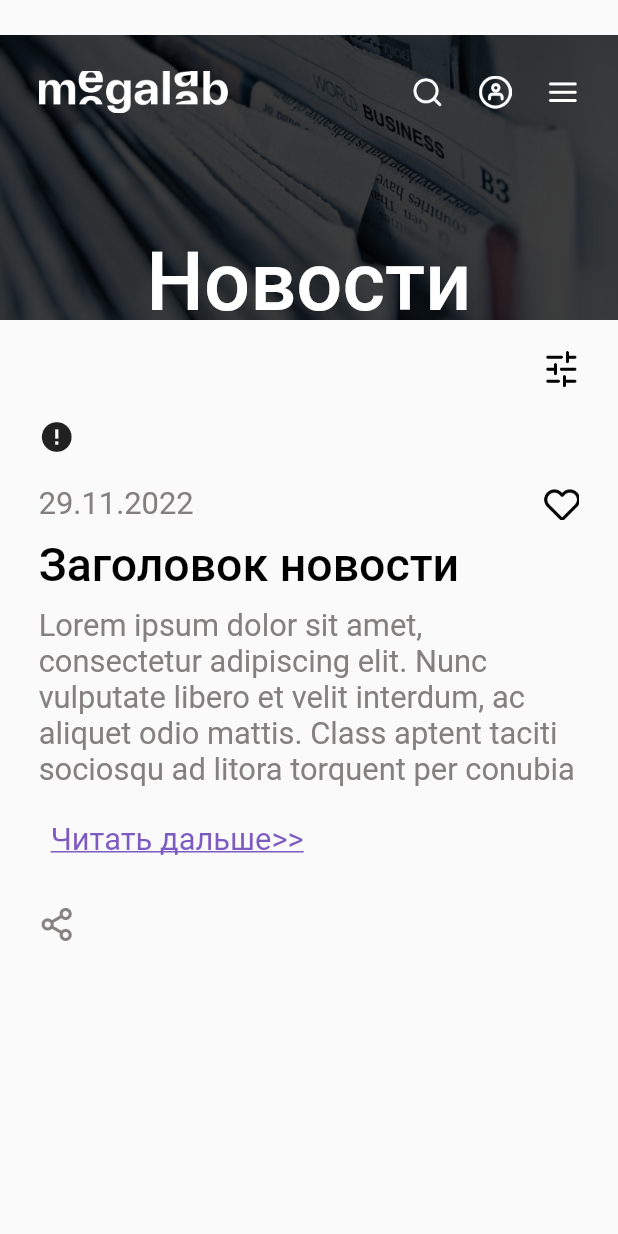
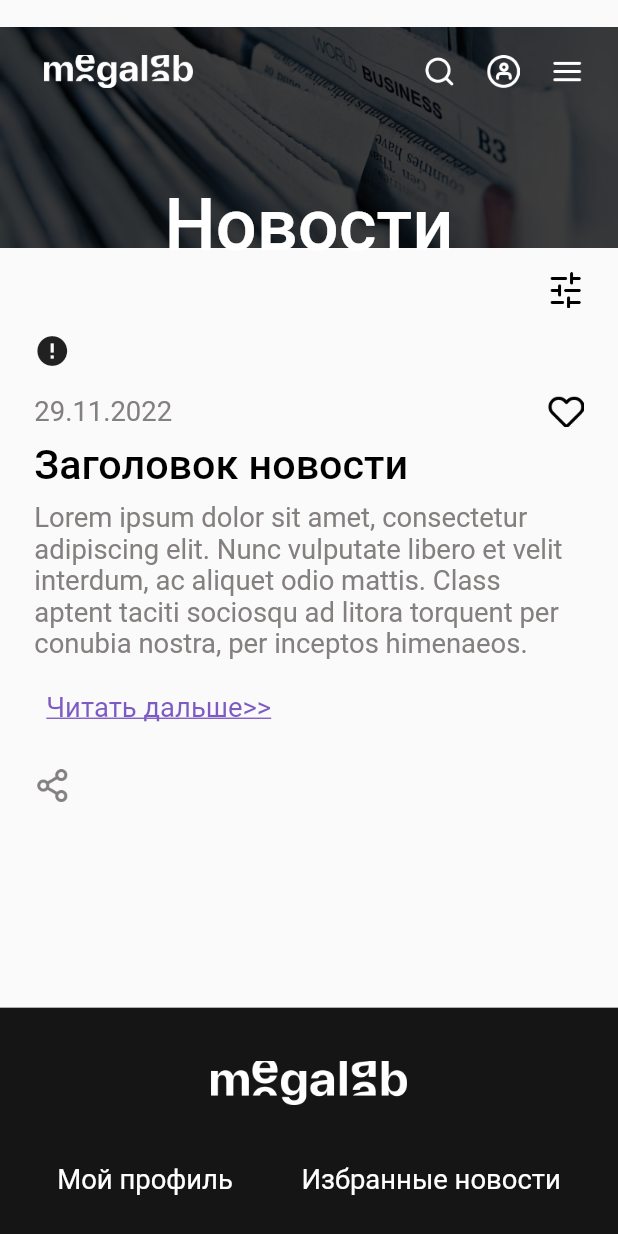
Before and after one commit to Kaparovvv/Megalab-News, a Flutter app: the screen it shows after launch, on a phone screen of 412 x 824 dp. Run offline on Flutter 3.47's test engine with Material 2 defaults, Android fonts, the phone set to English and light mode, and no system bars; drawn by our look-alikes of cached_network_image; our stand-ins replace auto_route, flutter_screenutil; network calls fail; Roboto replaces fonts that are missing (Ubuntu); project files that could hold a hidden picture were left out.

Commit message:
News_Screen

```diff
--- a/lib/commons/icon_helper.dart
+++ b/lib/commons/icon_helper.dart
@@ -7,4 +7,9 @@ class IconHelper {
   static String share = 'assets/icons/share.png';
   static String checkbox = 'assets/icons/checkbox.png';
   static String unchecked = 'assets/icons/Unchecked.png';
+  static String telegram = 'assets/icons/telegram.png';
+  static String twitter = 'assets/icons/twitter.png';
+  static String whatsapp = 'assets/icons/whatsapp.png';
+  static String facebook = 'assets/icons/facebook.png';
+  static String copy = 'assets/icons/copy.png';
 }
--- a/lib/commons/textStyle_helper.dart
+++ b/lib/commons/textStyle_helper.dart
@@ -11,7 +11,14 @@ class TextStyleHelper {
 
   static TextStyle f12w400 = TextStyle(
     fontSize: 12.sp,
+    color: ThemeHelper.black,
     fontWeight: FontWeight.w400,
+  );
+
+  static TextStyle f13w500 = TextStyle(
+    fontSize: 13.sp,
+    fontWeight: FontWeight.w500,
+    color: ThemeHelper.black,
   );
 
   static TextStyle f42w500 = TextStyle(
@@ -39,5 +46,6 @@ class TextStyleHelper {
   static TextStyle f16w500 = TextStyle(
     fontSize: 16.sp,
     fontWeight: FontWeight.w500,
+    color: ThemeHelper.black,
   );
 }
--- a/lib/commons/theme_helper.dart
+++ b/lib/commons/theme_helper.dart
@@ -9,7 +9,8 @@ class ThemeHelper {
   static Color color2D4EC2 = const Color(0xff2D4EC2);
   static Color color858080 = const Color(0xff858080);
   static Color colorA01313 = const Color(0xffA01313);
+  static Color colorFBF9FB = const Color(0xffFBF9FB);
+  static Color color151515 = const Color(0xff151515);
   static Color blueAccent = Colors.blueAccent;
   static Color red = Colors.red;
-  static Color white50 = const Color.fromRGBO(255, 255, 255, 0.5);
 }
--- a/lib/global_widgets/custom_iconbutton_widget.dart
+++ b/lib/global_widgets/custom_iconbutton_widget.dart
@@ -1,4 +1,5 @@
 import 'package:flutter/material.dart';
+import 'package:megalab_news_app/commons/theme_helper.dart';
 
 class CustomIconButtonWidget extends StatelessWidget {
   final Function() onPressed;
--- /dev/null
+++ b/lib/global_widgets/custom_textbutton_widget.dart
@@ -0,0 +1,24 @@
+import 'package:flutter/material.dart';
+
+class CustomTextButtonWidget extends StatelessWidget {
+  final Function() onPressed;
+  final String text;
+  final TextStyle textStyle;
+  const CustomTextButtonWidget({
+    Key? key,
+    required this.onPressed,
+    required this.text,
+    required this.textStyle,
+  }) : super(key: key);
+
+  @override
+  Widget build(BuildContext context) {
+    return TextButton(
+      onPressed: () => onPressed(),
+      child: Text(
+        text,
+        style: textStyle,
+      ),
+    );
+  }
+}
--- a/lib/main.dart
+++ b/lib/main.dart
@@ -14,7 +14,7 @@ class MyApp extends StatelessWidget {
   @override
   Widget build(BuildContext context) {
     return ScreenUtilInit(
-      designSize: const Size(320, 630),
+      designSize: const Size(360, 812),
       builder: (context, child) => MaterialApp.router(
         routeInformationParser: _appRouter.defaultRouteParser(),
         routerDelegate: _appRouter.delegate(),
--- /dev/null
+++ b/lib/screens/news_screen/local_widgets/news_publication_widget.dart
@@ -0,0 +1,78 @@
+import 'package:flutter/material.dart';
+import 'package:flutter_screenutil/flutter_screenutil.dart';
+import 'package:megalab_news_app/commons/icon_helper.dart';
+import 'package:megalab_news_app/commons/textStyle_helper.dart';
+import 'package:megalab_news_app/commons/theme_helper.dart';
+import 'package:megalab_news_app/global_widgets/cached_network_image_widget.dart';
+import 'package:megalab_news_app/global_widgets/custom_iconbutton_widget.dart';
+import 'package:megalab_news_app/global_widgets/custom_textbutton_widget.dart';
+import 'package:megalab_news_app/screens/news_screen/local_widgets/show_dialog_box_widget.dart';
+
+class NewsPublicationWidget extends StatelessWidget {
+  const NewsPublicationWidget({
+    Key? key,
+  }) : super(key: key);
+
+  @override
+  Widget build(BuildContext context) {
+    return Column(
+      crossAxisAlignment: CrossAxisAlignment.start,
+      children: [
+        CachedNetworkImageWidget(
+          imageUrl:
+              'https://avatars.mds.yandex.net/i?id=9b35d7bb7062e2b1ecce27a876564227-4835468-images-thumbs&n=13',
+          width: 317.w,
+          height: 262.h,
+        ),
+        SizedBox(height: 16.h),
+        Row(
+          mainAxisAlignment: MainAxisAlignment.spaceBetween,
+          children: [
+            Text(
+              '29.11.2022',
+              style: TextStyleHelper.f16w400,
+            ),
+            CustomIconButtonWidget(
+              onPressed: () {},
+              iconUrl: IconHelper.favourites,
+              color: ThemeHelper.black,
+              size: 24,
+            ),
+          ],
+        ),
+        SizedBox(height: 8.h),
+        Text(
+          'Заголовок новости',
+          maxLines: 1,
+          overflow: TextOverflow.ellipsis,
+          style: TextStyleHelper.f24w500,
+        ),
+        SizedBox(height: 8.h),
+        Text(
+          'Lorem ipsum dolor sit amet, consectetur adipiscing elit. Nunc vulputate libero et velit interdum, ac aliquet odio mattis. Class aptent taciti sociosqu ad litora torquent per conubia nostra, per inceptos himenaeos.',
+          maxLines: 5,
+          style: TextStyleHelper.f16w400,
+        ),
+        SizedBox(height: 8.h),
+        CustomTextButtonWidget(
+          onPressed: () {},
+          text: 'Читать дальше>>',
+          textStyle: TextStyleHelper.f16w400.copyWith(
+            color: ThemeHelper.color7E5BC2,
+            decoration: TextDecoration.underline,
+          ),
+        ),
+        SizedBox(height: 16.h),
+        CustomIconButtonWidget(
+          iconUrl: IconHelper.share,
+          color: ThemeHelper.color858080,
+          size: 24,
+          onPressed: () => showDialog(
+            context: context,
+            builder: (context) => const ShowDialogBoxWidget(),
+          ),
+        ),
+      ],
+    );
+  }
+}
--- a/lib/screens/news_screen/news_screen.dart
+++ b/lib/screens/news_screen/news_screen.dart
@@ -1,12 +1,14 @@
 import 'package:flutter/material.dart';
 import 'package:flutter_screenutil/flutter_screenutil.dart';
 import 'package:megalab_news_app/commons/icon_helper.dart';
+import 'package:megalab_news_app/commons/images_helper.dart';
 import 'package:megalab_news_app/commons/textStyle_helper.dart';
 import 'package:megalab_news_app/commons/theme_helper.dart';
-import 'package:megalab_news_app/global_widgets/cached_network_image_widget.dart';
 import 'package:megalab_news_app/global_widgets/custom_iconbutton_widget.dart';
+import 'package:megalab_news_app/global_widgets/custom_textbutton_widget.dart';
 import 'package:megalab_news_app/screens/news_screen/local_widgets/filtering_dialog_widget.dart';
 import 'package:megalab_news_app/screens/news_screen/local_widgets/news_bar_widget.dart';
+import 'package:megalab_news_app/screens/news_screen/local_widgets/news_publication_widget.dart';
 
 class NewsScreen extends StatefulWidget {
   const NewsScreen({super.key});
@@ -26,7 +28,10 @@ class _NewsScreenState extends State<NewsScreen> {
         flexibleSpace: const NewsBarWidget(),
       ),
       body: SafeArea(
-        child: Padding(
+        child: Column(
+          mainAxisAlignment: MainAxisAlignment.spaceBetween,
+          children: [
+            Padding(
               padding: EdgeInsets.only(left: 20.w, top: 16.h, right: 20.w),
               child: Column(
                 children: [
@@ -43,83 +48,54 @@ class _NewsScreenState extends State<NewsScreen> {
                     ),
                   ),
                   SizedBox(height: 16.h),
-              const Expanded(
-                child: SingleChildScrollView(
+                  SizedBox(
+                    width: 1.sw,
+                    height: 400.h,
+                    child: const SingleChildScrollView(
                       child: NewsPublicationWidget(),
                     ),
                   ),
                 ],
               ),
             ),
+            Container(
+              width: 1.sw,
+              height: 150.h,
+              color: ThemeHelper.color151515,
+              padding: EdgeInsets.only(top: 35.h),
+              child: Column(
+                children: [
+                  Image.asset(
+                    ImagesHelper.megalabLogo,
+                    color: ThemeHelper.white,
+                    width: 129.w,
+                    height: 29.h,
+                  ),
+                  SizedBox(height: 25.h),
+                  Row(
+                    mainAxisSize: MainAxisSize.min,
+                    children: [
+                      CustomTextButtonWidget(
+                        text: 'Мой профиль',
+                        textStyle: TextStyleHelper.f16w400
+                            .copyWith(color: ThemeHelper.white),
+                        onPressed: () {},
+                      ),
+                      SizedBox(width: 26.w),
+                      CustomTextButtonWidget(
+                        text: 'Избранные новости',
+                        textStyle: TextStyleHelper.f16w400
+                            .copyWith(color: ThemeHelper.white),
+                        onPressed: () {},
+                      ),
+                    ],
+                  ),
+                ],
+              ),
+            ),
+          ],
+        ),
       ),
     );
   }
 }
-
-class NewsPublicationWidget extends StatelessWidget {
-  const NewsPublicationWidget({
-    Key? key,
-  }) : super(key: key);
-
-  @override
-  Widget build(BuildContext context) {
-    return Column(
-      crossAxisAlignment: CrossAxisAlignment.start,
-      children: [
-        CachedNetworkImageWidget(
-          imageUrl:
-              'https://avatars.mds.yandex.net/i?id=9b35d7bb7062e2b1ecce27a876564227-4835468-images-thumbs&n=13',
-          width: 317.w,
-          height: 262.h,
-        ),
-        SizedBox(height: 16.h),
-        Row(
-          mainAxisAlignment: MainAxisAlignment.spaceBetween,
-          children: [
-            Text(
-              '29.11.2022',
-              style: TextStyleHelper.f16w400,
-            ),
-            CustomIconButtonWidget(
-              onPressed: () {},
-              iconUrl: IconHelper.favourites,
-              color: ThemeHelper.black,
-              size: 24,
-            ),
-          ],
-        ),
-        SizedBox(height: 8.h),
-        Text(
-          'Заголовок новости',
-          maxLines: 1,
-          overflow: TextOverflow.ellipsis,
-          style: TextStyleHelper.f24w500,
-        ),
-        SizedBox(height: 8.h),
-        Text(
-          'Lorem ipsum dolor sit amet, consectetur adipiscing elit. Nunc vulputate libero et velit interdum, ac aliquet odio mattis. Class aptent taciti sociosqu ad litora torquent per conubia nostra, per inceptos himenaeos.',
-          maxLines: 5,
-          style: TextStyleHelper.f16w400,
-        ),
-        SizedBox(height: 8.h),
-        TextButton(
-          onPressed: () {},
-          child: Text(
-            'Читать дальше>>',
-            style: TextStyleHelper.f16w400.copyWith(
-              color: ThemeHelper.color7E5BC2,
-              decoration: TextDecoration.underline,
-            ),
-          ),
-        ),
-        SizedBox(height: 16.h),
-        CustomIconButtonWidget(
-          onPressed: () {},
-          iconUrl: IconHelper.share,
-          color: ThemeHelper.color858080,
-          size: 24,
-        ),
-      ],
-    );
-  }
-}
```
Also changed, not shown: lib/screens/authorization_screens/registration_screen/registration_screen.dart (+7 -9 lines), lib/screens/news_screen/local_widgets/filtering_dialog_widget.dart (+1 -89 lines), lib/screens/news_screen/local_widgets/icon_social_network_widget.dart (added, +39 -0 lines), lib/screens/news_screen/local_widgets/show_dialog_box_widget.dart (added, +108 -0 lines), assets/icons/Unchecked.png, assets/icons/checkbox.png, assets/icons/copy.png (added), assets/icons/facebook.png (added), assets/icons/telegram.png (added), assets/icons/twitter.png (added), assets/icons/whatsapp.png (added). Lines whose indentation alone changed are shown as unchanged.
